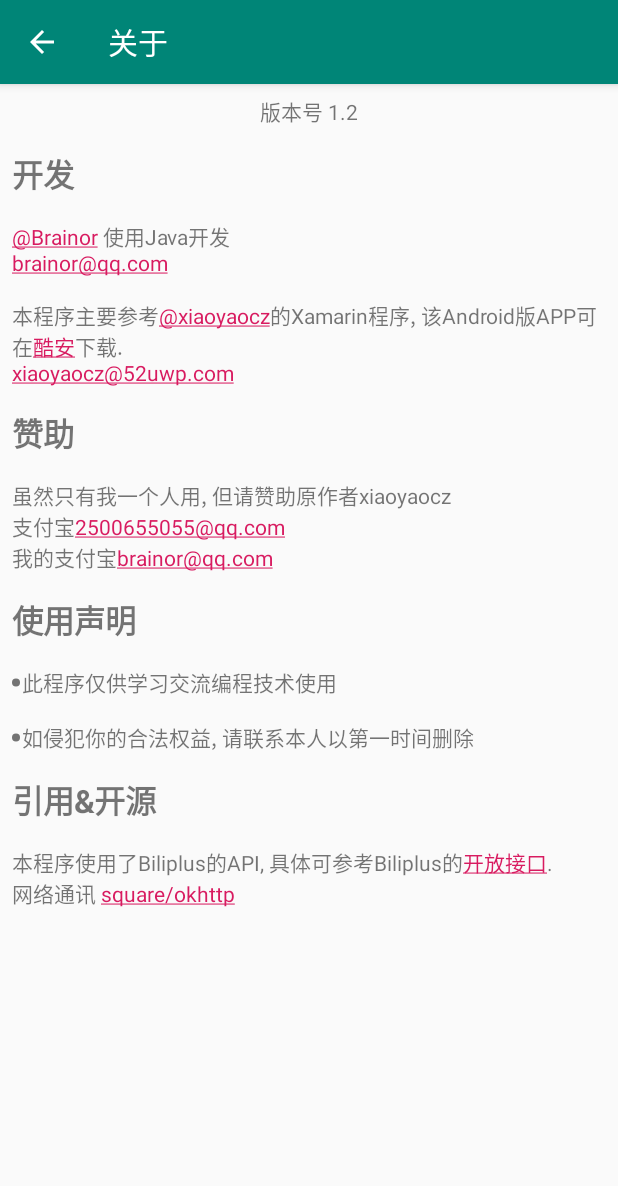
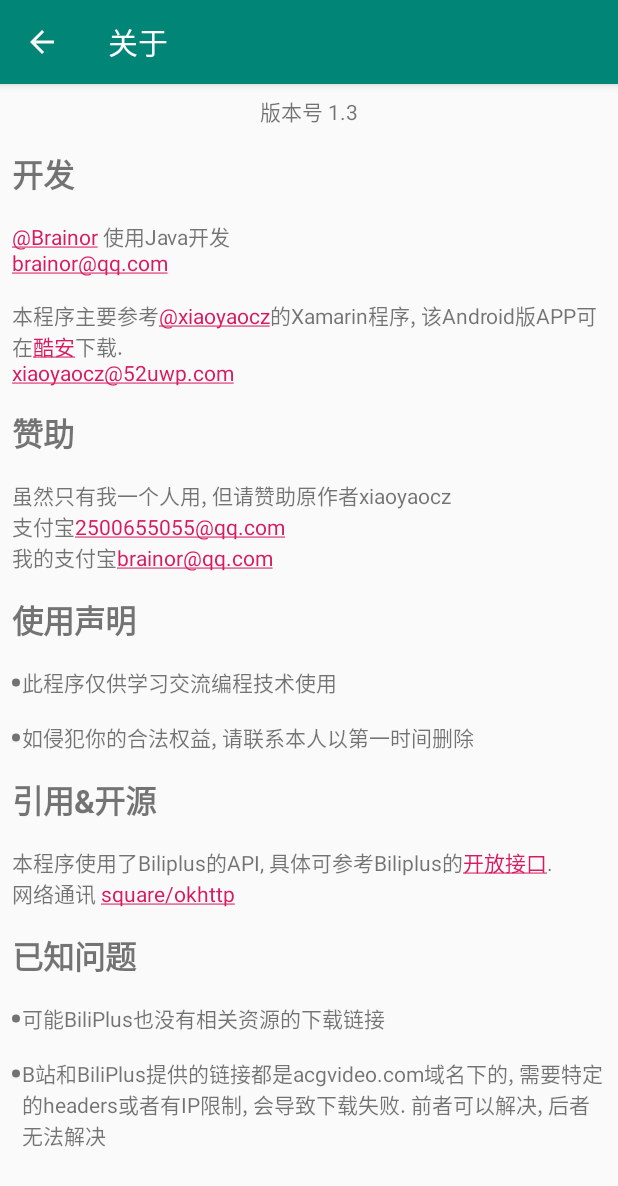
Before and after one commit to Brainor/BiliHelper, an Android app: the AboutSettingsActivity screen opened directly, with no data from a screen before it, on a phone screen of 412 x 824 dp. Shown: the top 1186 px of the screen. Run offline under Robolectric (Android 15) with nearby library versions, the phone set to English and light mode, and no system bars.

Commit message:
fix: 将下载链接格式从XML改为json

```diff
--- a/app/build.gradle
+++ b/app/build.gradle
@@ -6,8 +6,8 @@
         applicationId "com.brainor.bilihelper"
         minSdkVersion 24
         targetSdkVersion 26
-        versionCode 3
-        versionName '1.2'
+        versionCode 4
+        versionName '1.3'
         testInstrumentationRunner "android.support.test.runner.AndroidJUnitRunner"
         resConfigs "zh"
     }
--- a/app/src/main/java/com/brainor/bilihelper/AboutSettingsActivity.java
+++ b/app/src/main/java/com/brainor/bilihelper/AboutSettingsActivity.java
@@ -39,7 +39,12 @@
                 "</ol>\n" +
                 "<h1><a id=\"_12\"></a>引用&amp;开源</h1>\n" +
                 "<p>本程序使用了Biliplus的API, 具体可参考Biliplus的<a href=\"https://www.biliplus.com/api/README\">开放接口</a>.<br>\n" +
-                "网络通讯 <a href=\"http://square.github.io/okhttp/\">square/okhttp</a></p>", Html.FROM_HTML_MODE_LEGACY);
+                "网络通讯 <a href=\"http://square.github.io/okhttp/\">square/okhttp</a></p>"+
+                "<h1><a id=\"_15\"></a>已知问题</h1>\n" +
+                "<ol>\n" +
+                "<li>可能BiliPlus也没有相关资源的下载链接</li>\n" +
+                "<li>B站和BiliPlus提供的链接都是acgvideo.com域名下的, 需要特定的headers或者有IP限制, 会导致下载失败. 前者可以解决, 后者无法解决</li>\n" +
+                "</ol>\n", Html.FROM_HTML_MODE_LEGACY);
         aboutTextView.setText(styledText);
         aboutTextView.setMovementMethod(LinkMovementMethod.getInstance());
     }
--- a/app/src/main/java/com/brainor/bilihelper/Api.java
+++ b/app/src/main/java/com/brainor/bilihelper/Api.java
@@ -26,7 +26,7 @@
     }
 
     static String getMediaURL(long cid) {//获取视频下载地址
-        return BiliplusHost + "/BPplayurl.php?cid=" + cid;
+        return BiliplusHost + "/BPplayurl.php?cid=" + cid + "&otype=json";
     }
 
     static String getMediaURL2(Long aid, int page, VideoType videoType) {//BiliPlus接口
```
Also changed, not shown: app/src/main/java/com/brainor/bilihelper/MainActivity.java (+13 -15 lines), app/src/main/java/com/brainor/bilihelper/Utility.java (+22 -0 lines), 1 other file.
